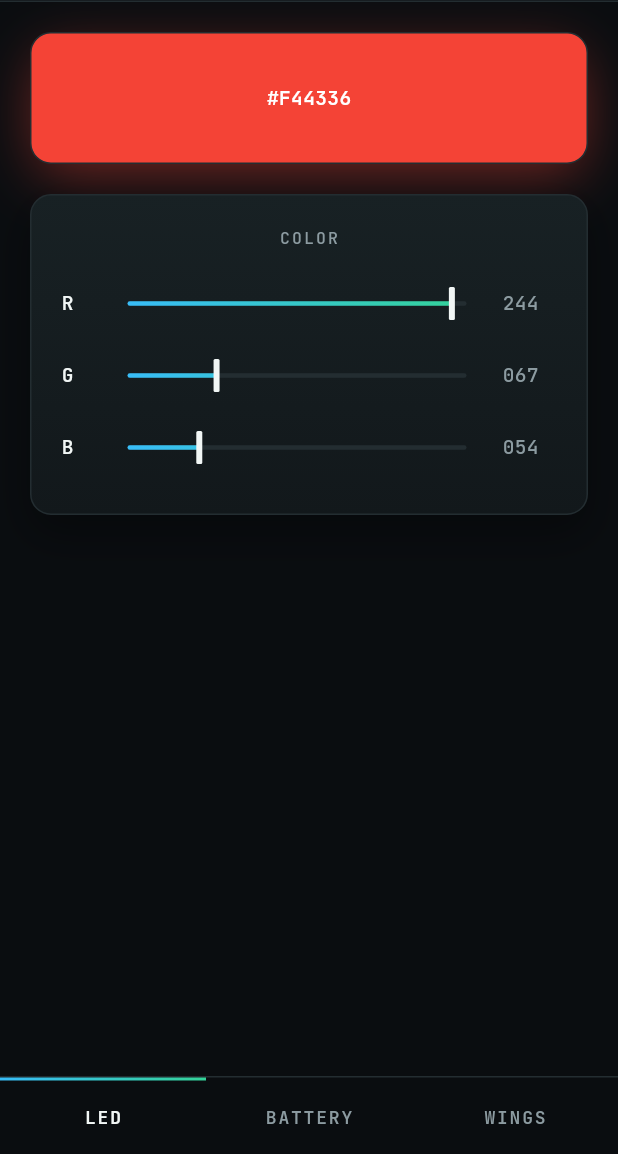
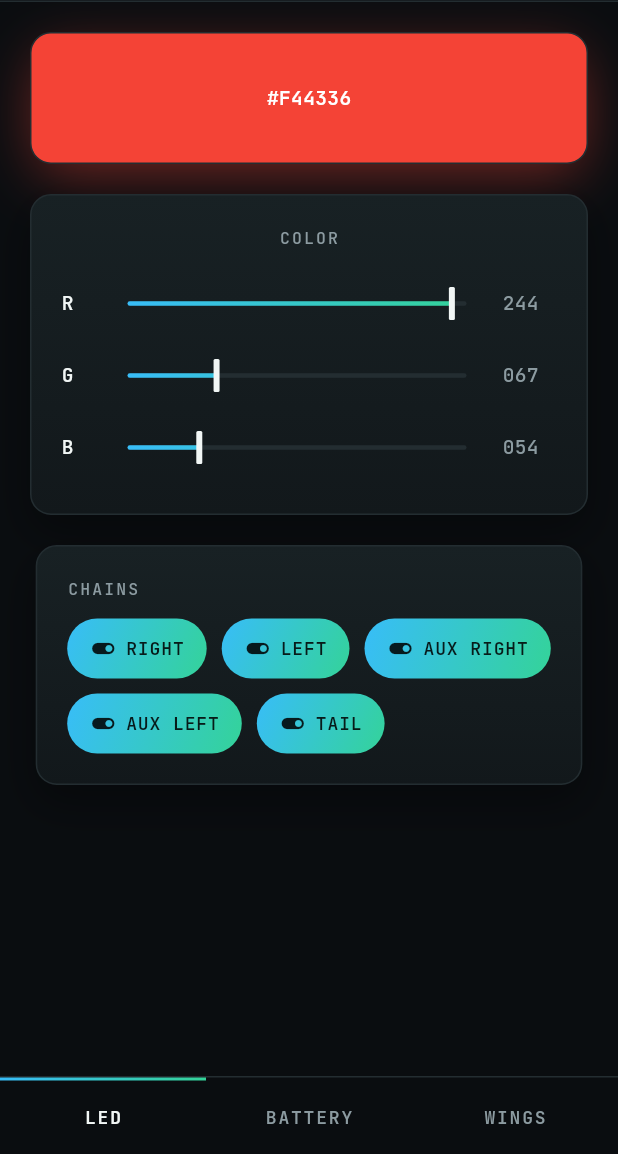
Before and after one commit to vagarthgaurav/Demon-costume, a Flutter app: the screen it shows after launch, on a phone screen of 412 x 824 dp, the part 82-1236 px from its top. Run offline on Flutter 3.47's test engine with Material 3 defaults, Android fonts, the phone set to English and light mode, and no system bars; our stand-ins replace google_fonts; missing offline and left inert: universal_ble.

Commit message:
feat: Add BLE connectivity and per-chain LED toggles to demonApp
Switch the app from the mock service to a real BLE-backed DemonService,
and expose the board's five independently-switchable LED chains
(right/left/aux right/aux left/tail) as toggles in the LED color screen.

```diff
--- a/Software/demonApp/lib/main.dart
+++ b/Software/demonApp/lib/main.dart
@@ -1,7 +1,7 @@
 import 'package:flutter/material.dart';
 
 import 'screens/home_screen.dart';
-import 'services/mock_demon_service.dart';
+import 'services/ble_demon_service.dart';
 import 'theme/app_theme.dart';
 
 void main() {
@@ -17,7 +17,7 @@
       title: 'Demon Board',
       themeMode: ThemeMode.dark,
       darkTheme: AppTheme.dark,
-      home: HomeScreen(service: MockDemonService()),
+      home: HomeScreen(service: BleDemonService()),
     );
   }
 }
--- a/Software/demonApp/lib/models/device_state.dart
+++ b/Software/demonApp/lib/models/device_state.dart
@@ -1,4 +1,20 @@
 import 'package:flutter/material.dart';
+
+/// The five independently-switchable WS2813 chains on the board.
+///
+/// Bit order (LSB first) must match LED_CHAIN_* in demonBoard/include/led.h.
+enum LedChain {
+  right(1 << 0),
+  left(1 << 1),
+  auxRight(1 << 2),
+  auxLeft(1 << 3),
+  tail(1 << 4);
+
+  const LedChain(this.bit);
+  final int bit;
+
+  static const allMask = 0x1F;
+}
 
 /// Snapshot of everything the app knows about a connected demon board.
 ///
@@ -9,6 +25,7 @@
   const DeviceState({
     required this.connected,
     required this.ledColor,
+    required this.ledChainMask,
     required this.wingsBatteryMillivolts,
     required this.remoteBatteryMillivolts,
     required this.wingSpeedPercent,
@@ -17,6 +34,7 @@
   factory DeviceState.disconnected() => const DeviceState(
         connected: false,
         ledColor: Colors.red,
+        ledChainMask: LedChain.allMask,
         wingsBatteryMillivolts: 0,
         remoteBatteryMillivolts: 0,
         wingSpeedPercent: 50,
@@ -32,9 +50,12 @@
 
   final bool connected;
   final Color ledColor;
+  final int ledChainMask;
   final int wingsBatteryMillivolts;
   final int remoteBatteryMillivolts;
   final int wingSpeedPercent;
+
+  bool isChainEnabled(LedChain chain) => (ledChainMask & chain.bit) != 0;
 
   double get wingsBatteryVolts => wingsBatteryMillivolts / 1000.0;
   double get remoteBatteryVolts => remoteBatteryMillivolts / 1000.0;
@@ -54,6 +75,7 @@
   DeviceState copyWith({
     bool? connected,
     Color? ledColor,
+    int? ledChainMask,
     int? wingsBatteryMillivolts,
     int? remoteBatteryMillivolts,
     int? wingSpeedPercent,
@@ -61,6 +83,7 @@
     return DeviceState(
       connected: connected ?? this.connected,
       ledColor: ledColor ?? this.ledColor,
+      ledChainMask: ledChainMask ?? this.ledChainMask,
       wingsBatteryMillivolts: wingsBatteryMillivolts ?? this.wingsBatteryMillivolts,
       remoteBatteryMillivolts: remoteBatteryMillivolts ?? this.remoteBatteryMillivolts,
       wingSpeedPercent: wingSpeedPercent ?? this.wingSpeedPercent,
--- a/Software/demonApp/lib/screens/led_color_screen.dart
+++ b/Software/demonApp/lib/screens/led_color_screen.dart
@@ -69,10 +69,40 @@
               ],
             ),
           ),
+          const SizedBox(height: 20),
+          Panel(
+            child: Column(
+              crossAxisAlignment: CrossAxisAlignment.start,
+              children: [
+                const PanelLabel('Chains'),
+                const SizedBox(height: 12),
+                Wrap(
+                  spacing: 10,
+                  runSpacing: 10,
+                  children: [
+                    for (final entry in _chainLabels.entries)
+                      _ChainToggle(
+                        label: entry.value,
+                        enabled: deviceState.isChainEnabled(entry.key),
+                        onChanged: (enabled) => service.setLedChainEnabled(entry.key, enabled),
+                      ),
+                  ],
+                ),
+              ],
+            ),
+          ),
         ],
       ),
     );
   }
+
+  static const _chainLabels = {
+    LedChain.right: 'Right',
+    LedChain.left: 'Left',
+    LedChain.auxRight: 'Aux Right',
+    LedChain.auxLeft: 'Aux Left',
+    LedChain.tail: 'Tail',
+  };
 
   Widget _channelSlider({
     required String label,
@@ -101,3 +131,49 @@
     );
   }
 }
+
+/// Pill-shaped on/off toggle for a single LED chain.
+class _ChainToggle extends StatelessWidget {
+  const _ChainToggle({required this.label, required this.enabled, required this.onChanged});
+
+  final String label;
+  final bool enabled;
+  final ValueChanged<bool> onChanged;
+
+  @override
+  Widget build(BuildContext context) {
+    return InkWell(
+      borderRadius: BorderRadius.circular(20),
+      onTap: () => onChanged(!enabled),
+      child: AnimatedContainer(
+        duration: const Duration(milliseconds: 150),
+        padding: const EdgeInsets.symmetric(horizontal: 14, vertical: 10),
+        decoration: BoxDecoration(
+          gradient: enabled ? AppColors.accentGradient : null,
+          color: enabled ? null : AppColors.surface,
+          border: Border.all(color: enabled ? Colors.transparent : AppColors.border),
+          borderRadius: BorderRadius.circular(20),
+        ),
+        child: Row(
+          mainAxisSize: MainAxisSize.min,
+          children: [
+            Icon(
+              enabled ? Icons.toggle_on : Icons.toggle_off_outlined,
+              size: 18,
+              color: enabled ? Colors.black87 : AppColors.textSecondary,
+            ),
+            const SizedBox(width: 6),
+            Text(
+              label.toUpperCase(),
+              style: AppTheme.mono(
+                size: 12,
+                weight: FontWeight.w600,
+                color: enabled ? Colors.black87 : AppColors.textSecondary,
+              ).copyWith(letterSpacing: 0.6),
+            ),
+          ],
+        ),
+      ),
+    );
+  }
+}
--- a/Software/demonApp/lib/services/demon_service.dart
+++ b/Software/demonApp/lib/services/demon_service.dart
@@ -12,6 +12,7 @@
   Future<void> connect();
   Future<void> disconnect();
   Future<void> setLedColor(Color color);
+  Future<void> setLedChainEnabled(LedChain chain, bool enabled);
   Future<void> setWingSpeed(int percent);
 
   void dispose();
--- a/Software/demonApp/pubspec.yaml
+++ b/Software/demonApp/pubspec.yaml
@@ -37,6 +37,9 @@
 
   # Real typography instead of the default Material font.
   google_fonts: ^6.2.1
+
+  # BLE connection to the demon board (Android + Linux desktop support)
+  universal_ble: ^2.1.0
 
 dev_dependencies:
   flutter_test:
```
Also changed, not shown: Software/demonApp/lib/services/ble_demon_service.dart (added, +151 -0 lines), Software/demonApp/lib/services/mock_demon_service.dart (+7 -0 lines), Software/demonApp/pubspec.lock, 1 other file.
